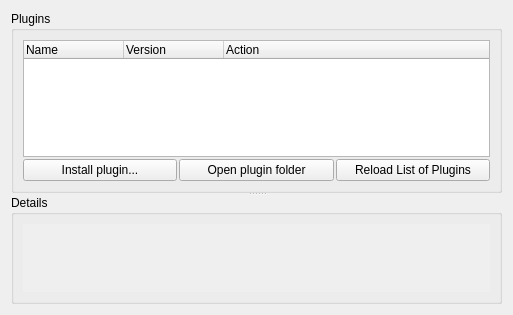
Before: the Qt Designer form ui/options_plugins.ui in metabrainz/picard, drawn with Qt 5.
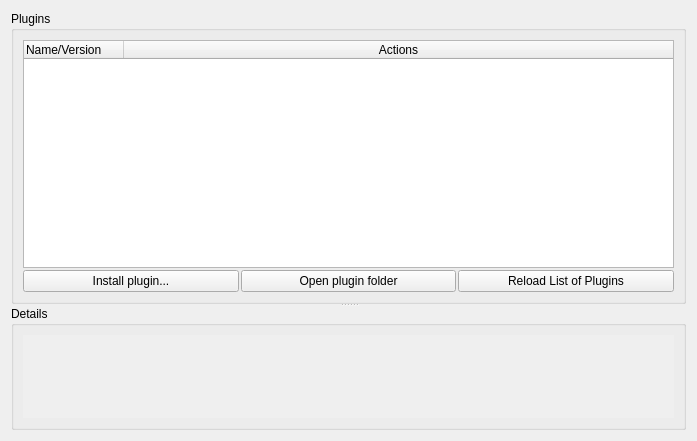
After: the same form once the commit is applied.

Commit message: Rework the plugins UI, preliminary steps

```diff
--- a/ui/options_plugins.ui
+++ b/ui/options_plugins.ui
@@ -6,8 +6,8 @@
    <rect>
     <x>0</x>
     <y>0</y>
-    <width>513</width>
-    <height>315</height>
+    <width>697</width>
+    <height>441</height>
    </rect>
   </property>
   <layout class="QVBoxLayout">
@@ -49,17 +49,15 @@
          </property>
          <column>
           <property name="text">
-           <string>Name</string>
+           <string>Name/Version</string>
           </property>
          </column>
          <column>
           <property name="text">
-           <string>Version</string>
+           <string>Actions</string>
           </property>
-         </column>
-         <column>
-          <property name="text">
-           <string>Action</string>
+          <property name="textAlignment">
+           <set>AlignCenter</set>
           </property>
          </column>
          <column>
@@ -162,8 +160,8 @@
            <rect>
             <x>0</x>
             <y>0</y>
-            <width>477</width>
-            <height>90</height>
+            <width>653</width>
+            <height>91</height>
            </rect>
           </property>
           <property name="sizePolicy">
```
The commit also changes 3 other files.
